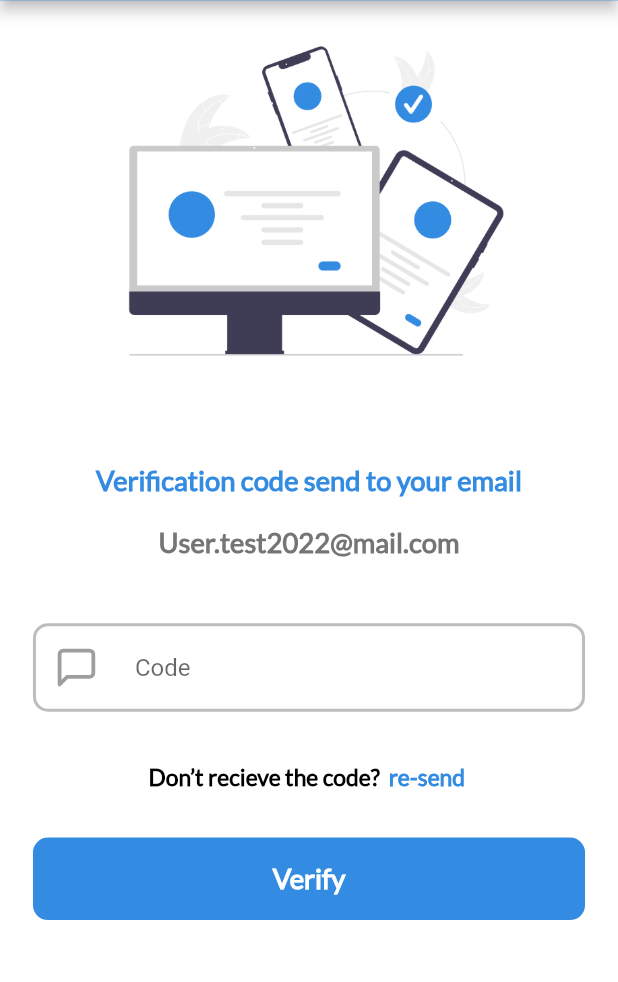
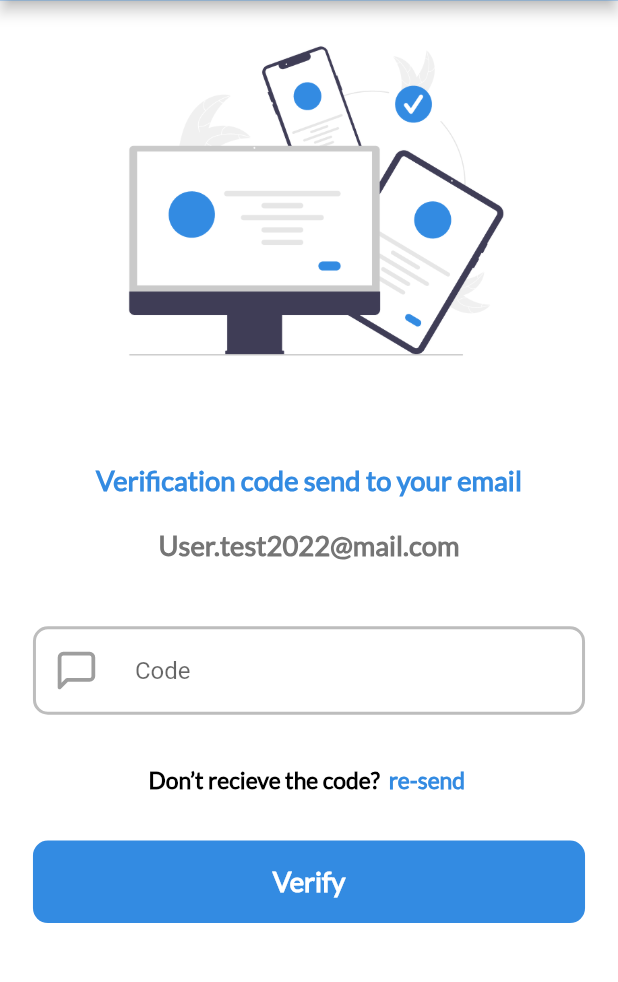
Before and after one commit to redraoui123/Daba_Permis, a Flutter app: the ConfirmAccount screen opened directly, on a phone screen of 412 x 824 dp, the part 228-1210 px from its top. Run offline on Flutter 3.47's test engine with Material 2 defaults, Android fonts, the phone set to English and light mode, and no system bars; our stand-ins replace flutter_feather_icons, flutter_screenutil, image_picker, page_transition.

Commit message:
Daba-Permis_1-1-2

```diff
--- a/lib/AuthenticationPages/confirmAccount.dart
+++ b/lib/AuthenticationPages/confirmAccount.dart
@@ -17,7 +17,6 @@ class _Myapp3State extends State<ConfirmAccount> {
   Widget build(BuildContext context) {
     return SafeArea(
       child: Scaffold(
-        resizeToAvoidBottomPadding: false,
         backgroundColor: Colors.white,
         appBar: AppBar(
           toolbarHeight: 150.h,
@@ -73,7 +72,7 @@ class _Myapp3State extends State<ConfirmAccount> {
                 ),
               ),
               SizedBox(
-                height: 14.h,
+                height: 16.h,
               ),
               Text(
                 'User.test2022@mail.com',
--- a/lib/AuthenticationPages/sinscrire.dart
+++ b/lib/AuthenticationPages/sinscrire.dart
@@ -3,8 +3,6 @@ import 'package:flutter/material.dart';
 import 'package:flutter_screenutil/flutter_screenutil.dart';
 import 'package:flutter_feather_icons/flutter_feather_icons.dart';
 import 'package:page_transition/page_transition.dart';
-
-Color phoneColor = Colors.grey[400];
 
 class Sinscrire extends StatefulWidget {
   Sinscrire({Key key}) : super(key: key);
@@ -23,9 +21,6 @@ class _SinscrireState extends State<Sinscrire> {
         toolbarHeight: 150.h,
         centerTitle: true,
         backgroundColor: Color.fromRGBO(51, 139, 226, 1),
-        actions: [
-          //Navigator.of(context).pop()
-        ],
         leading: Padding(
           padding: EdgeInsets.only(top: 15.h),
           child: InkWell(
@@ -161,7 +156,6 @@ class _SinscrireState extends State<Sinscrire> {
                         onTap: () {
                           setState(() {
                             _showpass = !_showpass;
-                            print('>>>>> $_showpass');
                           });
                         },
                         child: Icon(
--- a/lib/main.dart
+++ b/lib/main.dart
@@ -65,7 +65,7 @@ class _MyHomePageState extends State<MyHomePage> {
       return new Timer(duration, route);
     }
 
-    startTime();
+    //startTime();
 
     return SafeArea(
       child: Scaffold(
```
